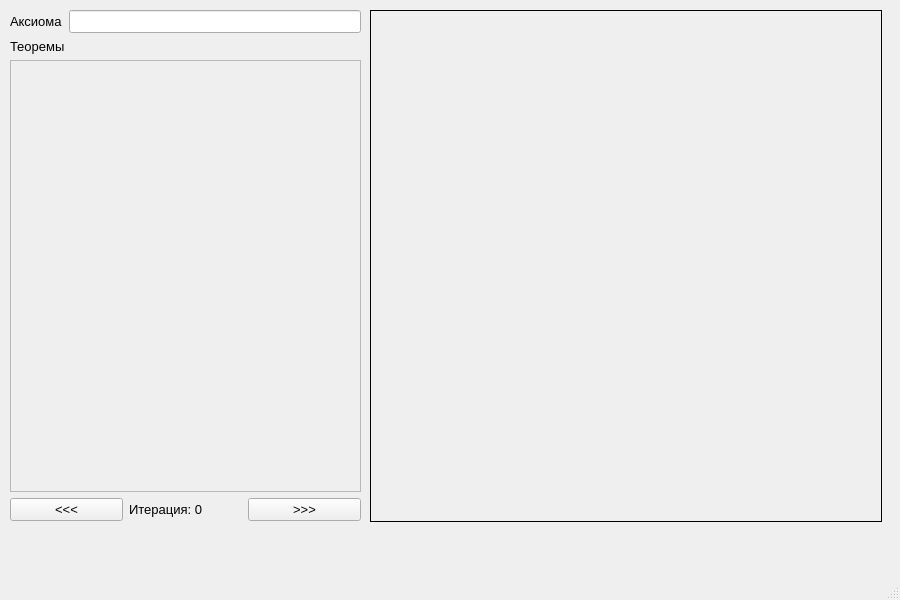
First picture: the form in design.ui, repository KosenokIvan/fractals, before the edit.
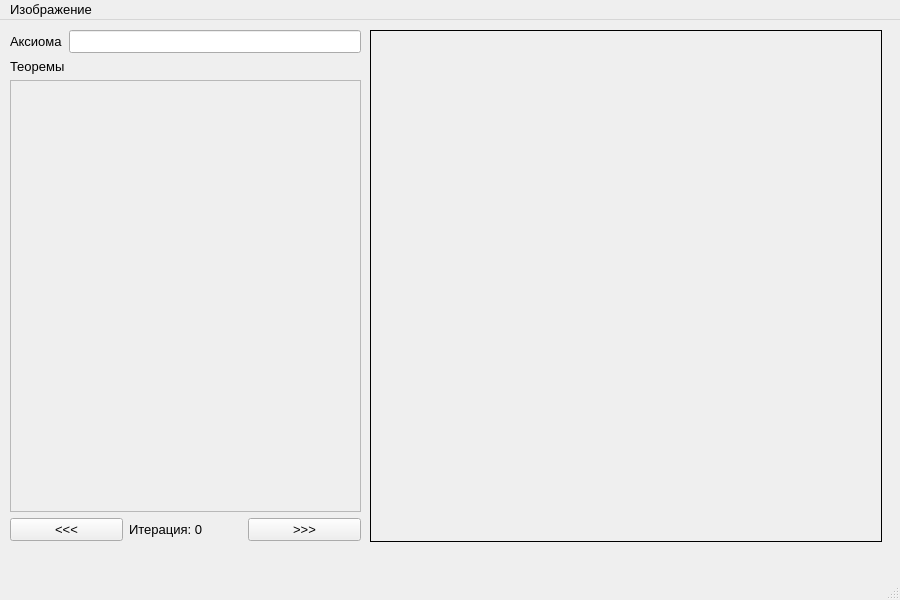
Second picture: the form after the edit.

Commit message: Добавлена возможность сохранять изображение

What changed in the file:
```diff
--- a/design.ui
+++ b/design.ui
@@ -128,6 +128,13 @@
      <height>23</height>
     </rect>
    </property>
+   <widget class="QMenu" name="menu">
+    <property name="title">
+     <string>Изображение</string>
+    </property>
+    <addaction name="save_image_action"/>
+   </widget>
+   <addaction name="menu"/>
   </widget>
   <widget class="QStatusBar" name="statusbar"/>
  </widget>
```
Left out of the diff: 7 changed lines with no effect on the pictures. The commit also changes 1 other file.
